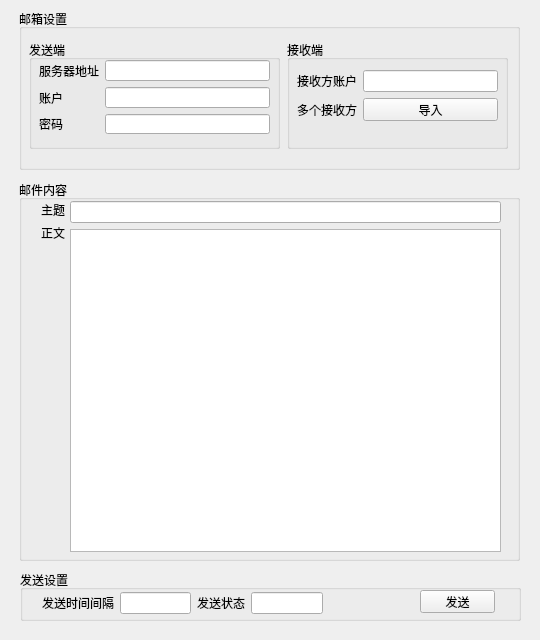
This is interface.ui in lifzcn/MailTool as Qt 5 draws it before an edit. The edited form follows.
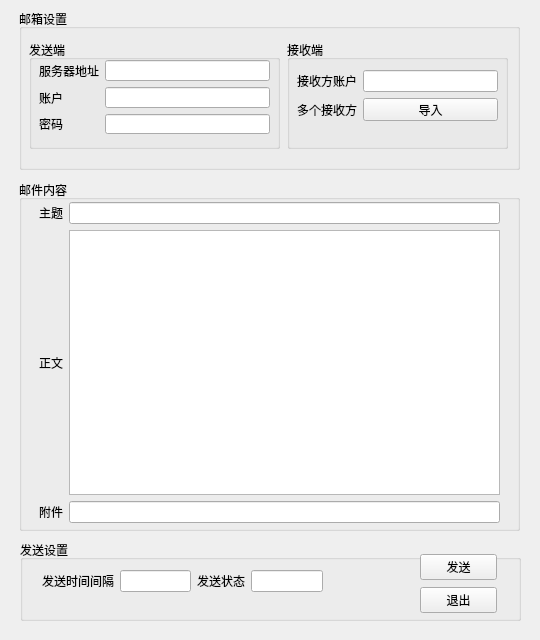
This is the edited form.

Commit message: 完善了部分界面功能

What changed in the file:
```diff
--- a/interface.ui
+++ b/interface.ui
@@ -152,54 +152,52 @@
      <x>19</x>
      <y>180</y>
      <width>501</width>
-     <height>381</height>
+     <height>351</height>
     </rect>
    </property>
    <property name="title">
     <string>邮件内容</string>
    </property>
-   <widget class="QLabel" name="label_6">
-    <property name="geometry">
-     <rect>
-      <x>22</x>
-      <y>22</y>
-      <width>24</width>
-      <height>16</height>
-     </rect>
-    </property>
-    <property name="text">
-     <string>主题</string>
-    </property>
-   </widget>
-   <widget class="QLabel" name="label_7">
-    <property name="geometry">
-     <rect>
-      <x>22</x>
-      <y>45</y>
-      <width>24</width>
-      <height>16</height>
-     </rect>
-    </property>
-    <property name="text">
-     <string>正文</string>
-    </property>
-   </widget>
    <widget class="QWidget" name="">
     <property name="geometry">
      <rect>
-      <x>51</x>
-      <y>21</y>
-      <width>431</width>
-      <height>351</height>
+      <x>20</x>
+      <y>22</y>
+      <width>461</width>
+      <height>321</height>
      </rect>
     </property>
-    <layout class="QGridLayout" name="gridLayout_5">
+    <layout class="QGridLayout" name="gridLayout_4">
      <item row="0" column="0">
+      <widget class="QLabel" name="label_6">
+       <property name="text">
+        <string>主题</string>
+       </property>
+      </widget>
+     </item>
+     <item row="0" column="1">
       <widget class="QLineEdit" name="lineEdit_5"/>
      </item>
      <item row="1" column="0">
+      <widget class="QLabel" name="label_7">
+       <property name="text">
+        <string>正文</string>
+       </property>
+      </widget>
+     </item>
+     <item row="1" column="1">
       <widget class="QPlainTextEdit" name="plainTextEdit"/>
      </item>
+     <item row="2" column="0">
+      <widget class="QLabel" name="label_8">
+       <property name="text">
+        <string>附件</string>
+       </property>
+      </widget>
+     </item>
+     <item row="2" column="1">
+      <widget class="QLineEdit" name="lineEdit_6"/>
+     </item>
     </layout>
    </widget>
   </widget>
@@ -207,56 +205,69 @@
    <property name="geometry">
     <rect>
      <x>20</x>
-     <y>570</y>
+     <y>540</y>
      <width>501</width>
-     <height>51</height>
+     <height>81</height>
     </rect>
    </property>
    <property name="title">
     <string>发送设置</string>
    </property>
-   <widget class="QPushButton" name="pushButton_2">
-    <property name="geometry">
-     <rect>
-      <x>400</x>
-      <y>20</y>
-      <width>75</width>
-      <height>23</height>
-     </rect>
-    </property>
-    <property name="text">
-     <string>发送</string>
-    </property>
-   </widget>
-   <widget class="QWidget" name="">
+   <widget class="QWidget" name="layoutWidget">
     <property name="geometry">
      <rect>
       <x>22</x>
-      <y>22</y>
+      <y>30</y>
       <width>281</width>
       <height>22</height>
      </rect>
     </property>
     <layout class="QGridLayout" name="gridLayout">
      <item row="0" column="0">
-      <widget class="QLabel" name="label_8">
+      <widget class="QLabel" name="label_9">
        <property name="text">
         <string>发送时间间隔</string>
        </property>
       </widget>
      </item>
      <item row="0" column="1">
-      <widget class="QLineEdit" name="lineEdit_6"/>
+      <widget class="QLineEdit" name="lineEdit_7"/>
      </item>
      <item row="0" column="2">
-      <widget class="QLabel" name="label_9">
+      <widget class="QLabel" name="label_10">
        <property name="text">
         <string>发送状态</string>
        </property>
       </widget>
      </item>
      <item row="0" column="3">
-      <widget class="QLineEdit" name="lineEdit_7"/>
+      <widget class="QLineEdit" name="lineEdit_8"/>
+     </item>
+    </layout>
+   </widget>
+   <widget class="QWidget" name="">
+    <property name="geometry">
+     <rect>
+      <x>400</x>
+      <y>13</y>
+      <width>77</width>
+      <height>61</height>
+     </rect>
+    </property>
+    <layout class="QGridLayout" name="gridLayout_5">
+     <item row="0" column="0">
+      <widget class="QPushButton" name="pushButton_2">
+       <property name="text">
+        <string>发送</string>
+       </property>
+      </widget>
+     </item>
+     <item row="1" column="0">
+      <widget class="QPushButton" name="pushButton_3">
+       <property name="text">
+        <string>退出</string>
+       </property>
+      </widget>
      </item>
     </layout>
    </widget>
```
The commit also changes 2 other files.
